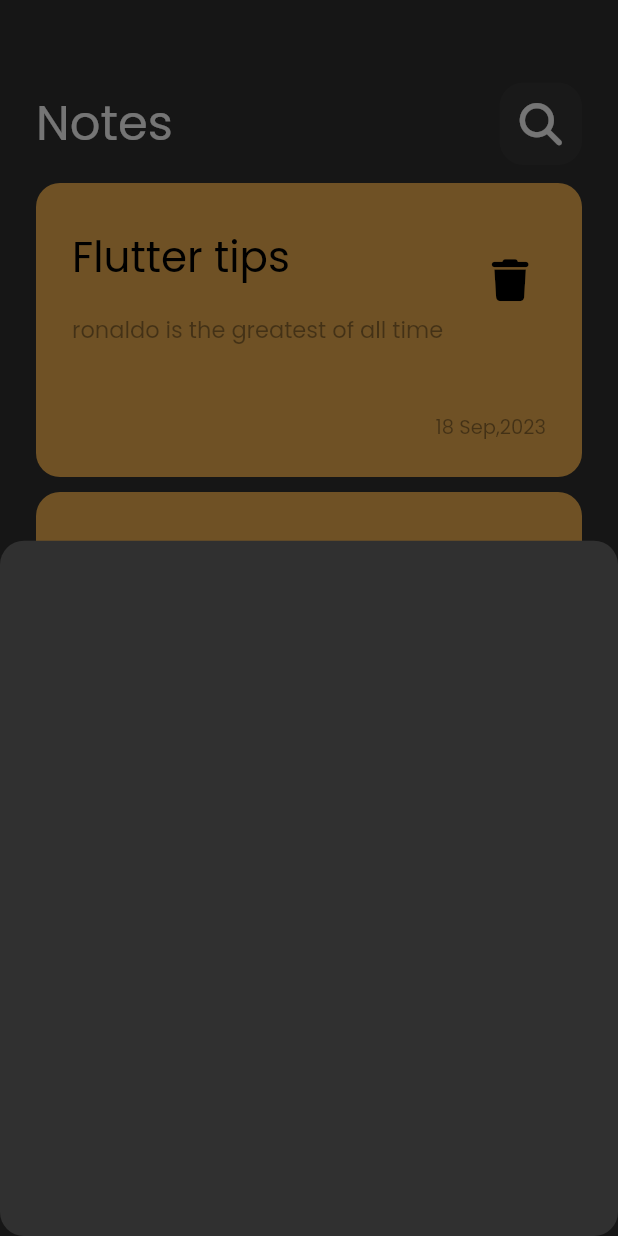
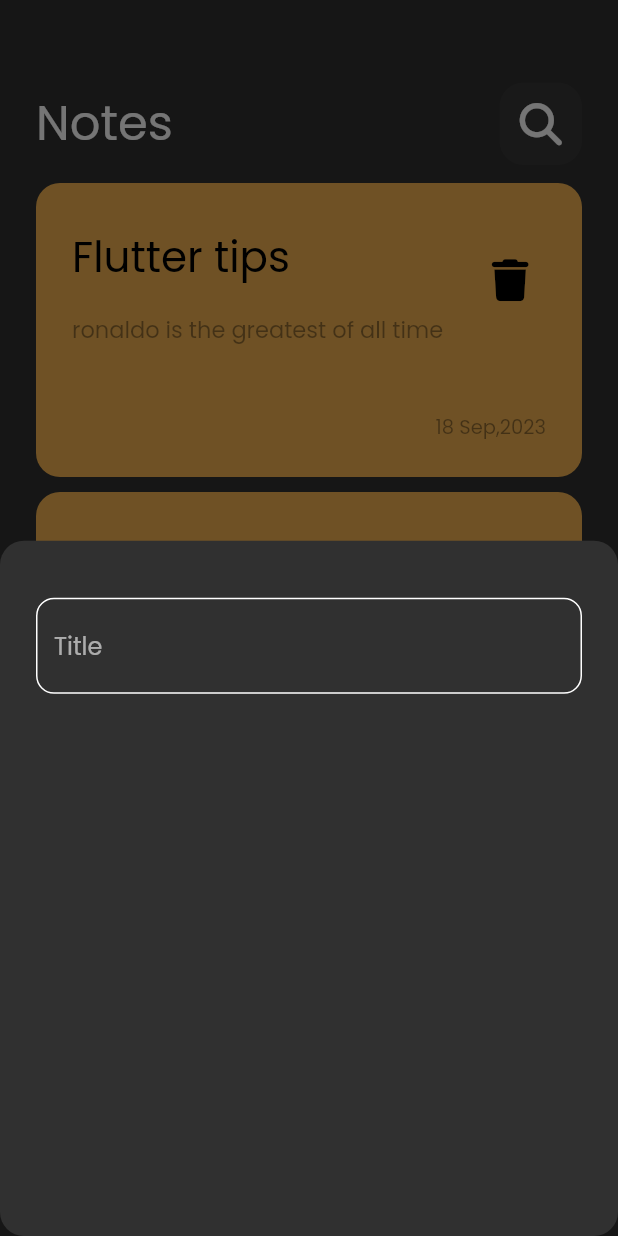
Before and after one commit to Mahmoud-Azmy/notes_app, a Flutter app: the screen it shows after launch, after a tap on an icon or button, on a phone screen of 412 x 824 dp. Run offline on Flutter 3.47's test engine with Material 2 defaults, Android fonts, the phone set to English and light mode, and no system bars; our stand-ins replace font_awesome_flutter.

Commit message:
create Custom TextField

```diff
--- /dev/null
+++ b/lib/const.dart
@@ -0,0 +1,3 @@
+import 'package:flutter/material.dart';
+
+const kPrimaryColor = Color(0xff62fcd7);
--- a/lib/widgets/add_note_bottom_sheet.dart
+++ b/lib/widgets/add_note_bottom_sheet.dart
@@ -1,10 +1,17 @@
 import 'package:flutter/material.dart';
+
+import 'package:note_app/widgets/custom_text_field.dart';
 
 class AddNoteBottomSheet extends StatelessWidget {
   const AddNoteBottomSheet({super.key});
 
   @override
   Widget build(BuildContext context) {
-    return Container();
+    return const Padding(
+      padding: EdgeInsets.only(top: 38, right: 24, left: 24),
+      child: Column(
+        children: [CustomTextField()],
+      ),
+    );
   }
 }
--- /dev/null
+++ b/lib/widgets/custom_text_field.dart
@@ -0,0 +1,23 @@
+import 'package:flutter/material.dart';
+import 'package:note_app/const.dart';
+
+class CustomTextField extends StatelessWidget {
+  const CustomTextField({super.key});
+
+  @override
+  Widget build(BuildContext context) {
+    return TextField(
+      decoration: InputDecoration(
+        hintText: 'Title',
+        enabledBorder: outlineBorder(Colors.white),
+        focusedBorder: outlineBorder(),
+      ),
+    );
+  }
+
+  OutlineInputBorder outlineBorder([color]) {
+    return OutlineInputBorder(
+        borderSide: BorderSide(color: color ?? kPrimaryColor),
+        borderRadius: BorderRadius.circular(12));
+  }
+}
```
